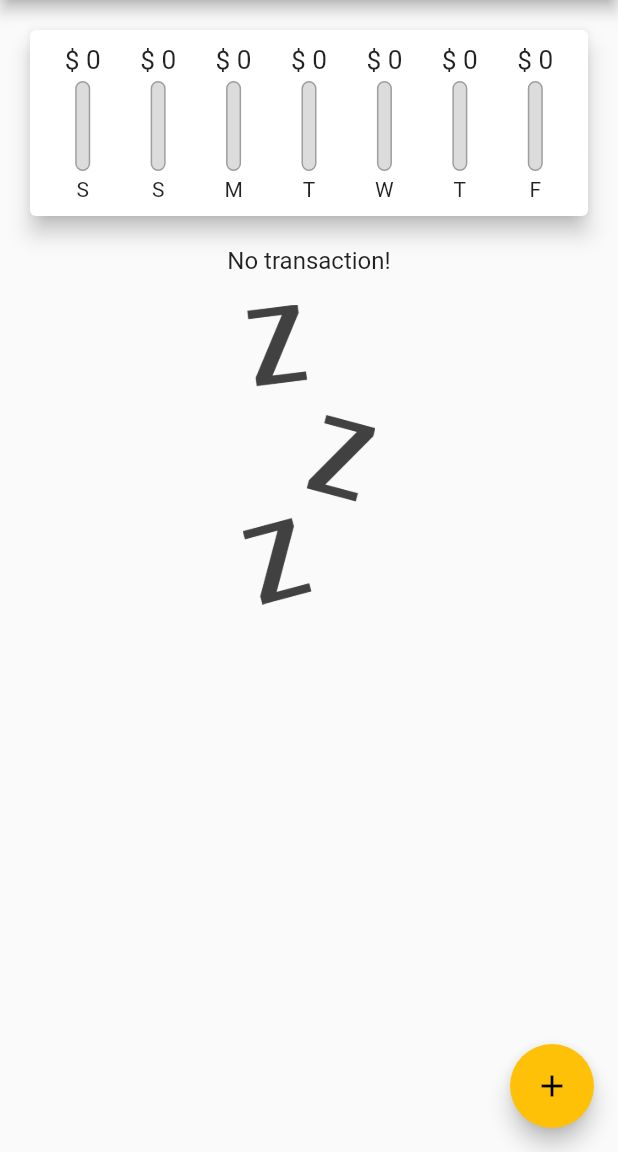
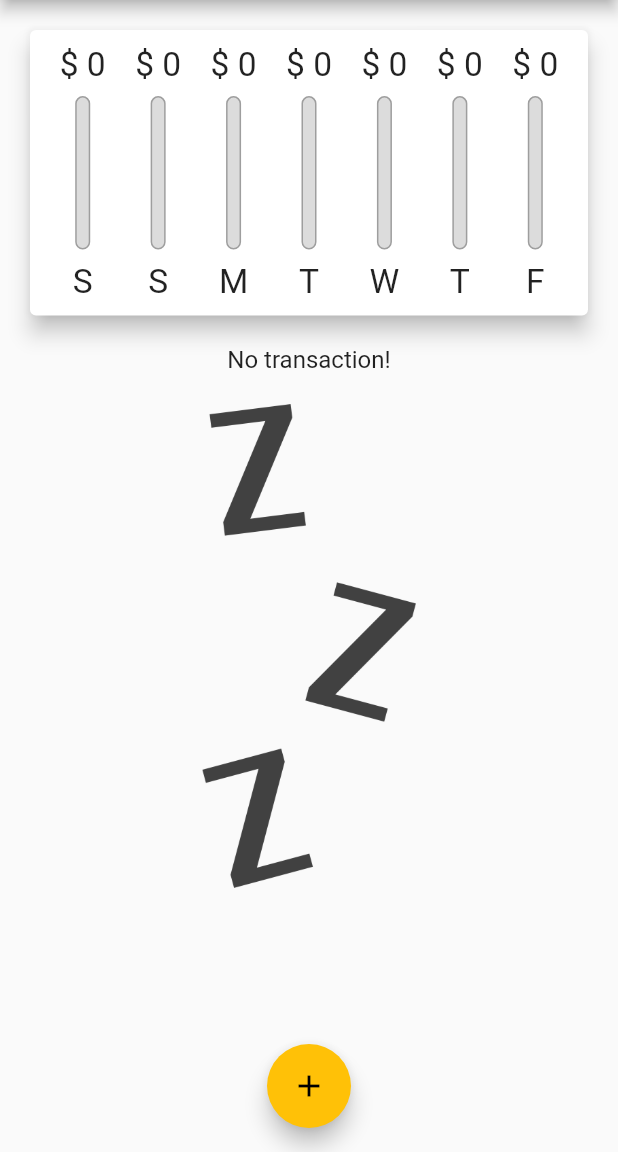
Before and after one commit to Arkadian404/flutter_new, a Flutter app: the screen it shows after launch, on a phone screen of 412 x 824 dp, the part 84-1236 px from its top. Run offline on Flutter 3.47's test engine with Material 2 defaults, Android fonts, the phone set to English and light mode, and no system bars; missing offline and left inert: dart:ffi.

Commit message:
fix some bugs and 99% complete @@!

```diff
--- a/lib/main.dart
+++ b/lib/main.dart
@@ -1,10 +1,20 @@
+import 'dart:io';
+import 'package:flutter/cupertino.dart';
 import 'package:flutter/material.dart';
+import 'package:flutter/services.dart';
 import 'package:flutter_complete_guide/widgets/new_transactions.dart';
 import 'package:flutter_complete_guide/widgets/transaction_list.dart';
 import "./models/transaction.dart";
 import './widgets/chart.dart';
 
-void main() => runApp(const MyApp());
+void main() {
+  // WidgetsFlutterBinding.ensureInitialized();
+  // SystemChrome.setPreferredOrientations([
+  //   DeviceOrientation.portraitUp,
+  //   DeviceOrientation.portraitDown,
+  // ]);
+  runApp(const MyApp());
+}
 
 class MyApp extends StatelessWidget {
   const MyApp({Key? key}) : super(key: key);
@@ -46,6 +56,8 @@ class _MyHomepageState extends State<MyHomepage> {
     }).toList();
   }
 
+  bool _showChart = false;
+
   void _addNewTransaction(
       String txTitle, double txAmount, DateTime chosenDate) {
     final newTx = Transaction(
@@ -79,8 +91,9 @@ class _MyHomepageState extends State<MyHomepage> {
 
   @override
   Widget build(BuildContext context) {
-    return Scaffold(
-      appBar: AppBar(
+    final mediaQuery = MediaQuery.of(context);
+    final isLandscape = mediaQuery.orientation == Orientation.landscape;
+    final appBar = AppBar(
       title: const Text('Flutter App'),
       actions: <Widget>[
         IconButton(
@@ -88,18 +101,69 @@ class _MyHomepageState extends State<MyHomepage> {
           icon: const Icon(Icons.add),
         )
       ],
-      ),
-      body: SingleChildScrollView(
+    );
+    final txListWidget = SafeArea(
+        child: Container(
+      height: (mediaQuery.size.height -
+              appBar.preferredSize.height -
+              mediaQuery.padding.top) *
+          0.7,
+      child: TransactionList(_userTransactions, _deleteTransaction),
+    ));
+    final pageBody = SingleChildScrollView(
       child: Column(
         //mainAxisAlignment: MainAxisAlignment.spaceBetween,
         crossAxisAlignment: CrossAxisAlignment.stretch,
         children: <Widget>[
-            Chart(_recentTransactions),
-            TransactionList(_userTransactions, _deleteTransaction),
+          if (isLandscape)
+            Row(
+              mainAxisAlignment: MainAxisAlignment.center,
+              children: <Widget>[
+                Text('Show Chart'),
+                Switch.adaptive(
+                  value: _showChart,
+                  onChanged: (val) {
+                    setState(() {
+                      _showChart = val;
+                    });
+                  },
+                ),
               ],
             ),
+          if (!isLandscape)
+            Container(
+              height: (mediaQuery.size.height -
+                      appBar.preferredSize.height -
+                      mediaQuery.padding.top) *
+                  0.3,
+              child: Chart(_recentTransactions),
             ),
-      floatingActionButton: FloatingActionButton(
+          if (!isLandscape) txListWidget,
+          if (isLandscape)
+            _showChart
+                ? Container(
+                    height: (mediaQuery.size.height -
+                            appBar.preferredSize.height -
+                            mediaQuery.padding.top) *
+                        0.7,
+                    child: Chart(_recentTransactions),
+                  )
+                : txListWidget
+        ],
+      ),
+    );
+    return Platform.isIOS
+        ? CupertinoPageScaffold(
+            child: pageBody,
+          )
+        : Scaffold(
+            appBar: appBar,
+            body: pageBody,
+            floatingActionButtonLocation:
+                FloatingActionButtonLocation.centerFloat,
+            floatingActionButton: Platform.isIOS
+                ? Container()
+                : FloatingActionButton(
                     child: const Icon(Icons.add),
                     onPressed: () => _startAddNewTransaction(context),
                   ),
--- a/lib/widgets/chart_bar.dart
+++ b/lib/widgets/chart_bar.dart
@@ -9,19 +9,21 @@ class ChartBar extends StatelessWidget {
 
   @override
   Widget build(BuildContext context) {
+    return LayoutBuilder(
+      builder: (ctx, constraints) {
         return Column(
           children: <Widget>[
             Container(
-          height: 20,
+              height: constraints.maxHeight * 0.15,
               child: FittedBox(
                 child: Text("\$ ${spendingAmount.toStringAsFixed(0)}"),
               ),
             ),
             SizedBox(
-          height: 4,
+              height: constraints.maxHeight * 0.05,
             ),
             Container(
-          height: 60,
+              height: constraints.maxHeight * 0.6,
               width: 10,
               child: Stack(
                 children: <Widget>[
@@ -33,7 +35,7 @@ class ChartBar extends StatelessWidget {
                     ),
                   ),
                   FractionallySizedBox(
-                heightFactor: spendingAmount,
+                    heightFactor: spendingPctOfTotal,
                     child: Container(
                       decoration: BoxDecoration(
                         color: Theme.of(context).primaryColor,
@@ -44,9 +46,15 @@ class ChartBar extends StatelessWidget {
                 ],
               ),
             ),
-        SizedBox(height: 4),
-        Text(label),
+            SizedBox(
+              height: constraints.maxHeight * 0.05,
+            ),
+            Container(
+                height: constraints.maxHeight * 0.15,
+                child: FittedBox(child: Text(label))),
           ],
+        );
+      },
     );
   }
 }
--- a/lib/widgets/new_transactions.dart
+++ b/lib/widgets/new_transactions.dart
@@ -43,9 +43,15 @@ class _NewTransactionState extends State<NewTransaction> {
 
   @override
   Widget build(BuildContext context) {
-    return Card(
+    return SingleChildScrollView(
+      child: Card(
         child: Container(
-        padding: EdgeInsets.all(10),
+          padding: EdgeInsets.only(
+            top: 10,
+            left: 10,
+            right: 10,
+            bottom: MediaQuery.of(context).viewInsets.bottom + 10,
+          ),
           child: Column(
               crossAxisAlignment: CrossAxisAlignment.end,
               children: <Widget>[
@@ -92,6 +98,7 @@ class _NewTransactionState extends State<NewTransaction> {
                 )
               ]),
         ),
+      ),
     );
   }
 }
--- a/lib/widgets/transaction_list.dart
+++ b/lib/widgets/transaction_list.dart
@@ -12,7 +12,8 @@ class TransactionList extends StatelessWidget {
     return Container(
       height: 300,
       child: transactions.isEmpty
-          ? Column(
+          ? LayoutBuilder(builder: (ctx, constraints) {
+              return Column(
                 children: <Widget>[
                   Text(
                     "No transaction!",
@@ -22,14 +23,15 @@ class TransactionList extends StatelessWidget {
                     height: 20,
                   ),
                   Container(
-                  height: 200,
+                    height: constraints.maxHeight * 0.6,
                     child: Image.asset(
                       'assets/images/waiting.png',
                       fit: BoxFit.cover,
                     ),
                   ),
                 ],
-            )
+              );
+            })
           : ListView.builder(
               itemBuilder: (ctx, index) {
                 return Card(
@@ -53,7 +55,14 @@ class TransactionList extends StatelessWidget {
                     subtitle: Text(
                       DateFormat.yMMMd().format(transactions[index].date),
                     ),
-                    trailing: IconButton(
+                    trailing: MediaQuery.of(context).size.height > 460
+                        ? FlatButton.icon(
+                            icon: Icon(Icons.delete),
+                            label: Text('Delete'),
+                            color: Theme.of(context).errorColor,
+                            onPressed: (() => deleteTx(transactions[index].id)),
+                          )
+                        : IconButton(
                             icon: Icon(Icons.delete),
                             color: Theme.of(context).errorColor,
                             onPressed: (() => deleteTx(transactions[index].id)),
```
Lines whose indentation alone changed are shown as unchanged.
